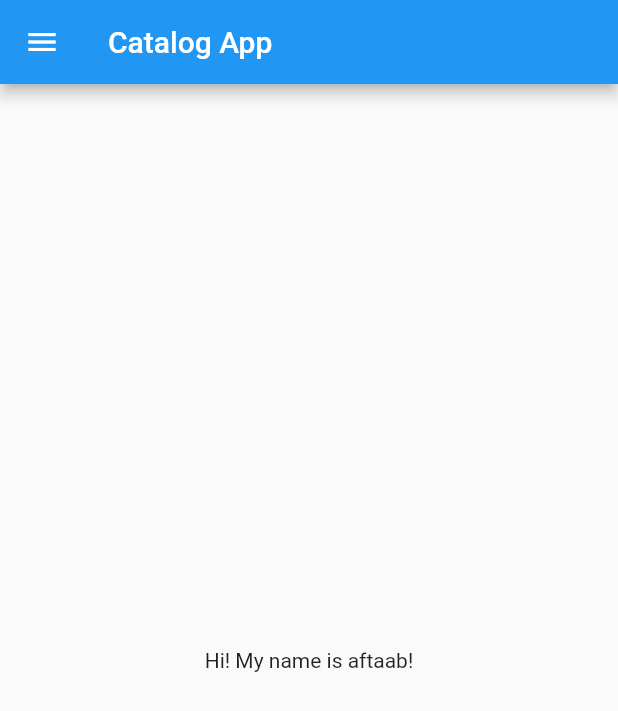
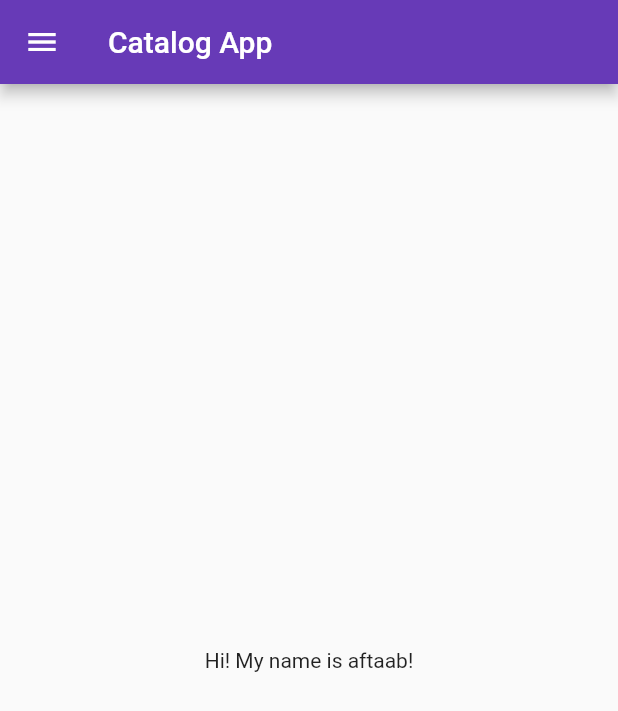
Before and after one commit to Aftaab25/flutter_catalog, a Flutter app: the screen it shows after launch, on a phone screen of 412 x 824 dp. Shown: the top 711 px of the screen. Run offline on Flutter 3.47's test engine with Material 2 defaults, Android fonts, the phone set to English and light mode, and no system bars.

Commit message:
Day 3 Completed

```diff
--- a/lib/main.dart
+++ b/lib/main.dart
@@ -1,5 +1,6 @@
 import 'package:flutter/material.dart';
-import 'package:flutter_catalog/home_page.dart';
+import 'package:flutter_catalog/pages/home_page.dart';
+import 'package:flutter_catalog/pages/login_page.dart';
 
 void main() {
   runApp(MyApp());
@@ -11,7 +12,17 @@ class MyApp extends StatelessWidget {
     String name = "aftaab";
 
     return MaterialApp(
-      home: HomePage(),
+      themeMode: ThemeMode.light,
+      theme: ThemeData(primarySwatch: Colors.deepPurple),
+      darkTheme: ThemeData(
+        brightness: Brightness.dark,
+      ),
+      initialRoute: "/home",
+      routes: {
+        "/": (context) => LoginPage(),
+        "/home": (context) => HomePage(),
+        "/login": (context) => LoginPage(),
+      },
     );
   }
 }
```
Also changed, not shown: lib/pages/login_page.dart (added, +19 -0 lines), lib/pages/home_page.dart (renamed from lib/home_page.dart).
